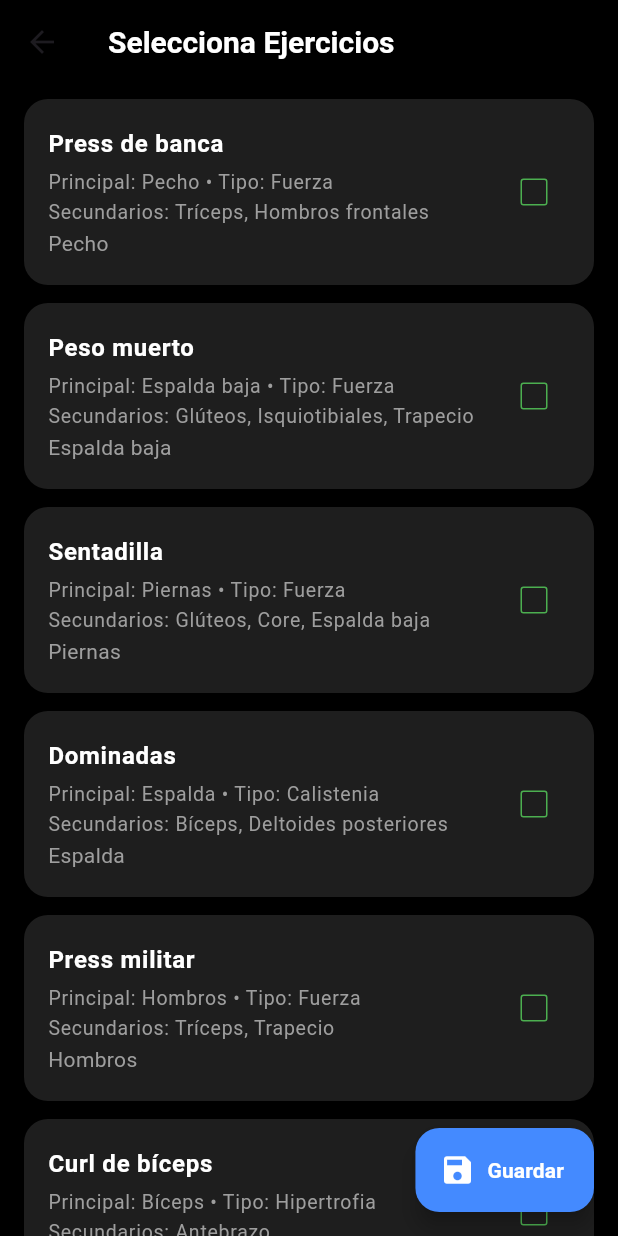
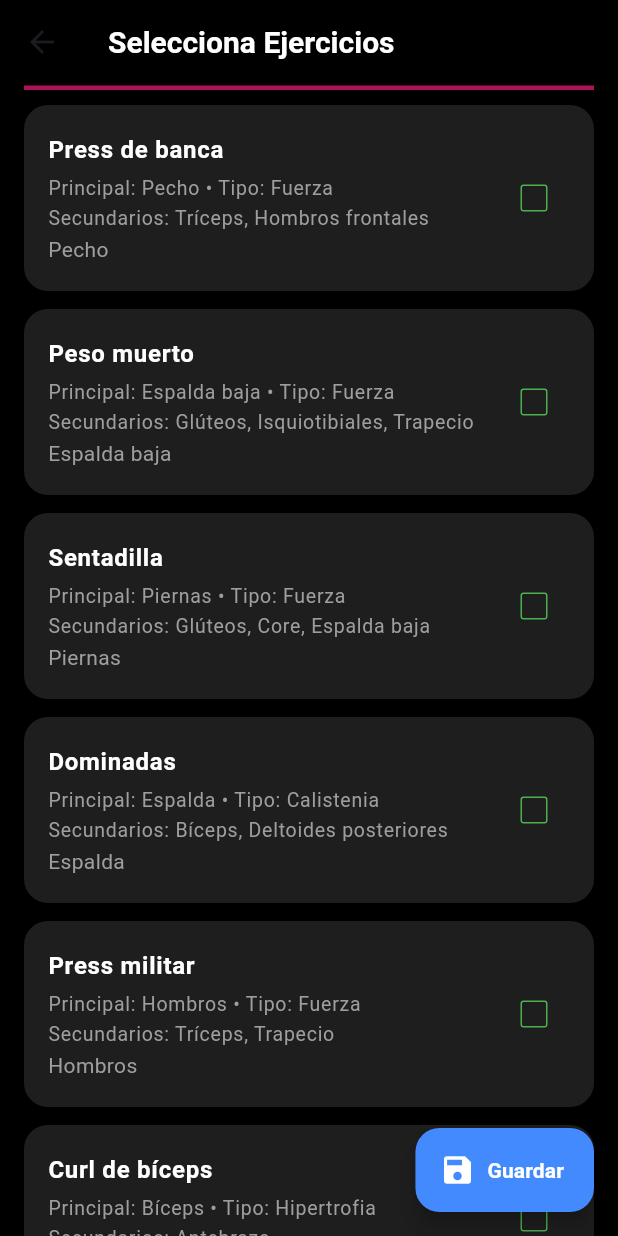
Before and after one commit to dinovillalobos/app_gym, a Flutter app: the AgregarEjerciciosScreen screen opened directly, on a phone screen of 412 x 824 dp. Run offline on Flutter 3.47's test engine with Material 3 defaults, Android fonts, the phone set to English and light mode, and no system bars; our stand-ins replace cloud_firestore, firebase_auth, firebase_core, font_awesome_flutter; accounts and stored records are empty.

Commit message:
Cambios en las pantallas, se creo carpeta para imagenes de los ejercicios.

```diff
--- a/lib/screens/agregar_ejercicio_screen.dart
+++ b/lib/screens/agregar_ejercicio_screen.dart
@@ -37,6 +37,14 @@ class _AgregarEjerciciosScreenState extends State<AgregarEjerciciosScreen> {
             color: Colors.white,
             fontWeight: FontWeight.bold,
             fontSize: 20,
+          ),
+        ),
+        bottom: PreferredSize(
+          preferredSize: const Size.fromHeight(4.0),
+          child: Container(
+            color: Colors.pink[800],
+            height: 3.0,
+            margin: const EdgeInsets.only(left: 16, right: 16),
           ),
         ),
       ),
--- a/pubspec.yaml
+++ b/pubspec.yaml
@@ -62,6 +62,7 @@ flutter:
   uses-material-design: true
   assets:
     - assets/
+    - assets/ejercicios/
 
   # To add assets to your application, add an assets section, like this:
   # assets:
```
Also changed, not shown: lib/screens/home_screen.dart (+8 -0 lines), assets/ejercicios/Dominadas.png (added), assets/ejercicios/PesoMuerto.png (added), assets/ejercicios/PressDeBanca.png (added), assets/ejercicios/SentadillaLibre.png (added), pubspec.lock.
